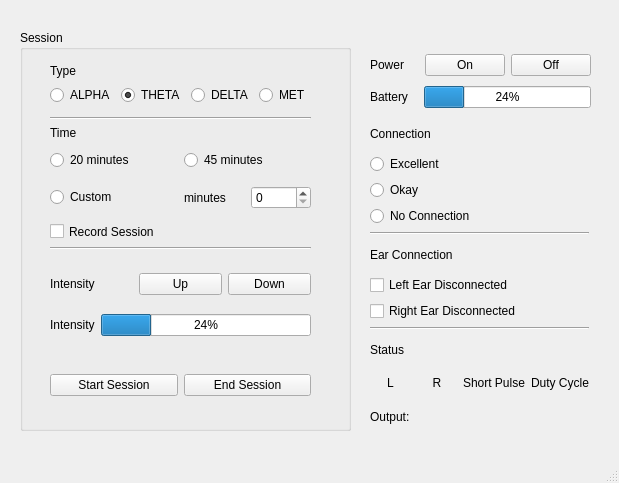
First picture: the form in CES_Device_Simulator/mainwindow.ui, repository DaudTalat/CES-Device-Simulator, before the edit.
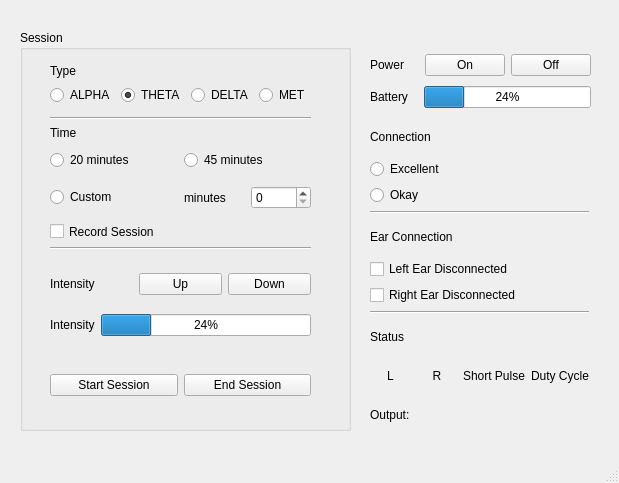
Second picture: the form after the edit.

Diff of the .ui file:
```diff
--- a/CES_Device_Simulator/mainwindow.ui
+++ b/CES_Device_Simulator/mainwindow.ui
@@ -376,13 +376,6 @@
        </property>
       </widget>
      </item>
-     <item>
-      <widget class="QRadioButton" name="rbNoConnection">
-       <property name="text">
-        <string>No Connection</string>
-       </property>
-      </widget>
-     </item>
      <item>
       <widget class="Line" name="line_3">
        <property name="orientation">
```
Left out of the diff: 4 changed lines with no effect on the pictures.
